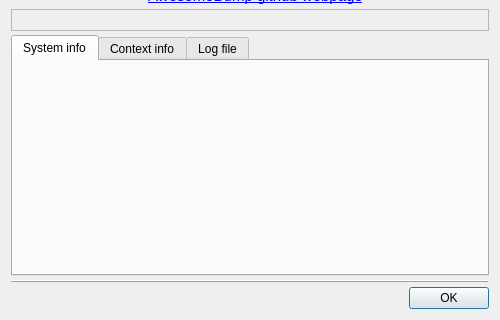
Qt form Sources/allaboutdialog.ui (kmkolasinski/AwesomeBump) before a commit; both pictures show x 0 to 500 and y 230 to 550 of the 500 by 550 pixel window.
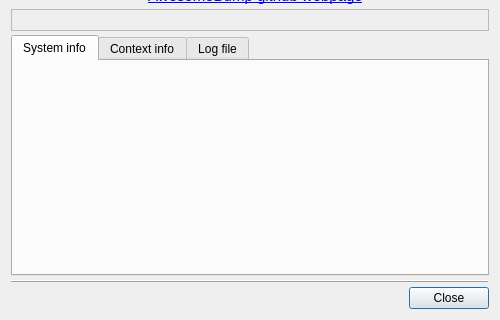
The same form after that commit. Icons and pictures are not drawn. Custom widgets are drawn as their Qt base class.

```diff
--- a/Sources/allaboutdialog.ui
+++ b/Sources/allaboutdialog.ui
@@ -207,7 +207,7 @@
       <enum>Qt::Horizontal</enum>
      </property>
      <property name="standardButtons">
-      <set>QDialogButtonBox::Ok</set>
+      <set>QDialogButtonBox::Close</set>
      </property>
     </widget>
    </item>
```
Left out of the diff: 18 changed lines with no effect on the pictures.
